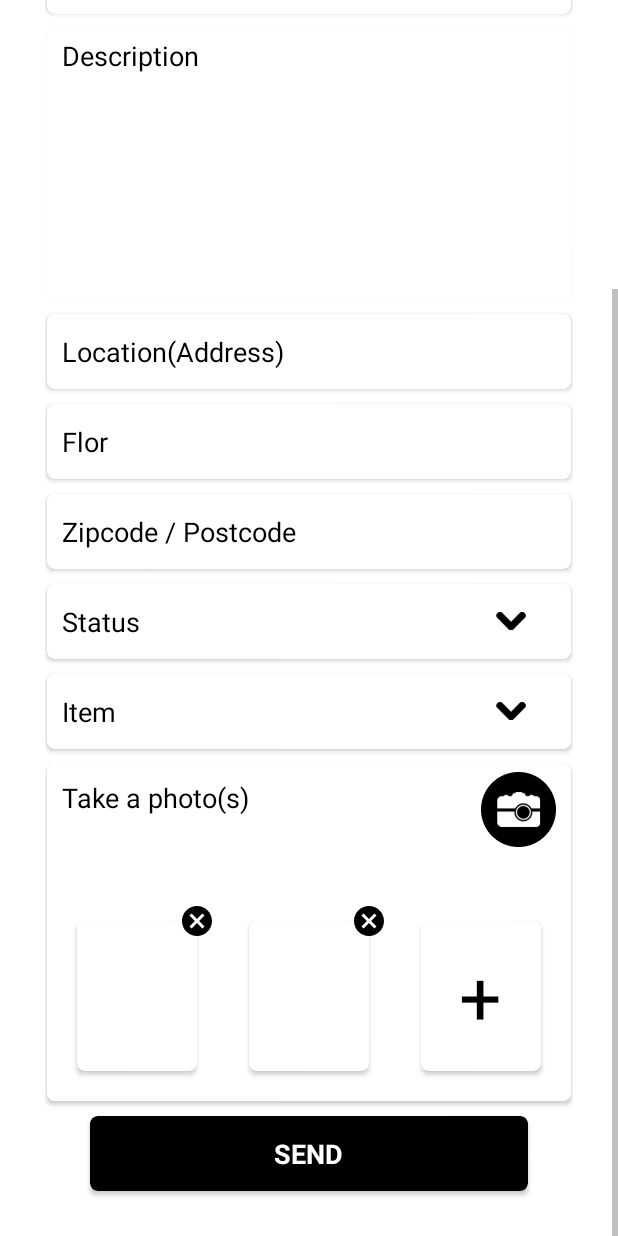
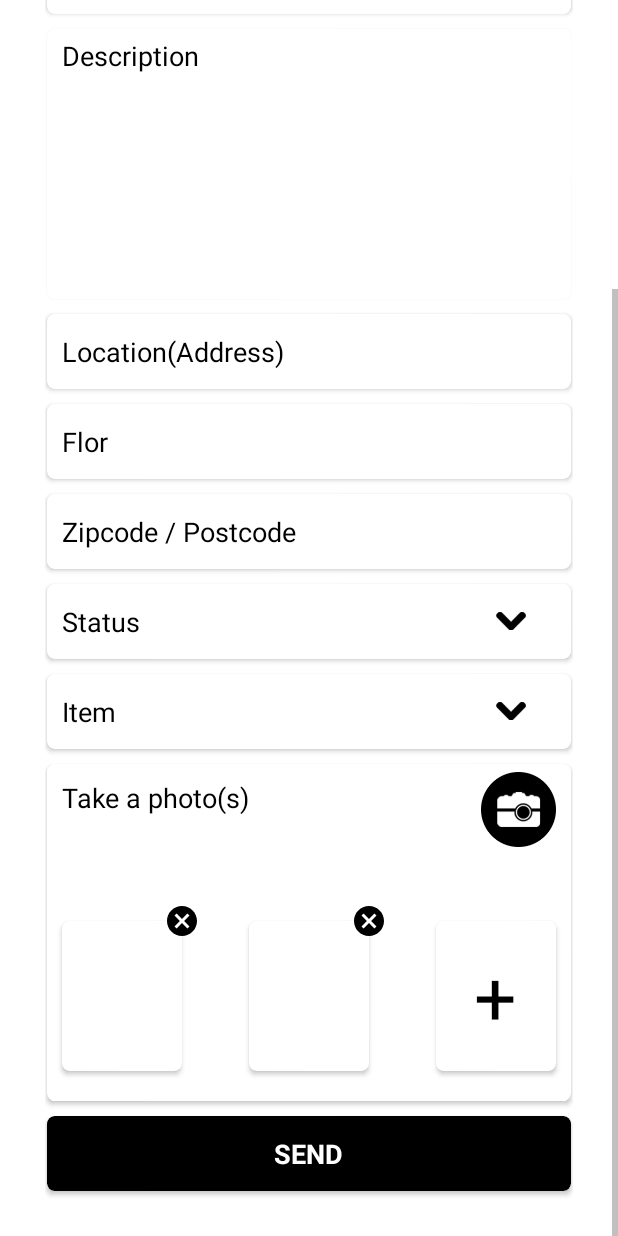
Before and after one commit to HiteshBhragu/ZerrixWeb-Assignment, an Android app: the WorkActivity screen opened directly, with no data from a screen before it, scrolled down 251 dp, on a phone screen of 412 x 824 dp. Run offline under Robolectric (Android 15) with nearby library versions, the phone set to English and light mode, and no system bars.

Commit message:
This is an Assignment which was given by Zetrixweb Infotech.

```diff
--- a/app/src/main/res/layout/activity_work.xml
+++ b/app/src/main/res/layout/activity_work.xml
@@ -281,7 +281,7 @@
                     android:id="@+id/cardView20"
                     android:layout_width="80dp"
                     android:layout_height="100dp"
-                    android:layout_marginLeft="20dp"
+                    android:layout_marginLeft="10dp"
                     android:layout_marginTop="70dp"
                     android:layout_marginBottom="20dp"
                     app:cardCornerRadius="5dp"
@@ -307,7 +307,7 @@
                     android:id="@+id/cardView22"
                     android:layout_width="80dp"
                     android:layout_height="100dp"
-                    android:layout_marginRight="20dp"
+                    android:layout_marginRight="10dp"
                     app:cardCornerRadius="5dp"
                     app:layout_constraintBottom_toBottomOf="@+id/cardView20"
                     app:layout_constraintEnd_toEndOf="parent"
@@ -360,7 +360,7 @@
             android:id="@+id/cardView4"
             android:layout_width="match_parent"
             android:layout_height="50dp"
-            android:layout_marginHorizontal="30dp"
+            android:layout_marginHorizontal="1dp"
             android:layout_marginTop="10dp"
             android:backgroundTint="@color/black"
             android:layout_marginBottom="30dp"
```
